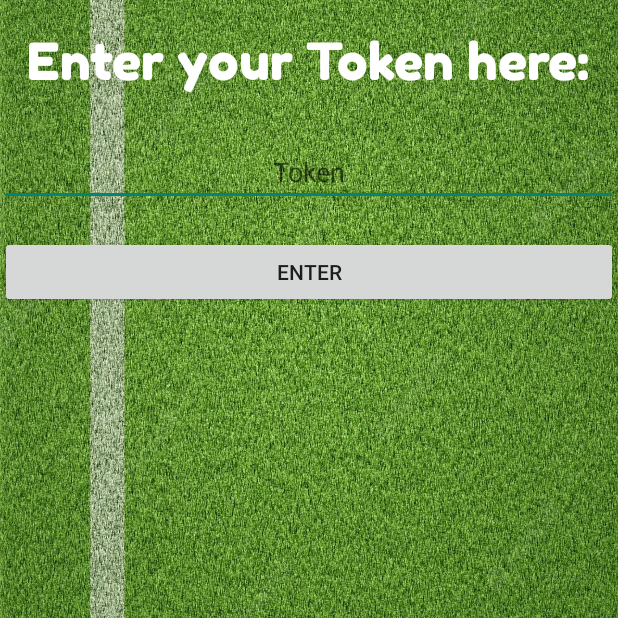
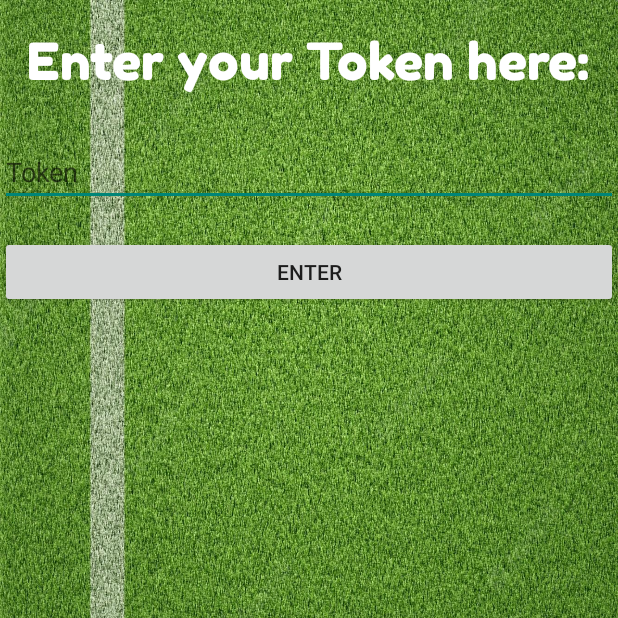
Before and after one commit to ohad1s/Champions-bet-app, an Android app: the JoinTorByToken screen opened directly, with no data from a screen before it, on a phone screen of 412 x 824 dp, the top half of it. Run offline under Robolectric (Android 15) with nearby library versions, the phone set to English and light mode, and no system bars; our stand-ins replace Firebase (no records; nobody signed in at launch, a user with empty details on screens opened directly).

Commit message:
front improve bugs

```diff
--- a/app/src/main/res/layout/activity_bet_list_view.xml
+++ b/app/src/main/res/layout/activity_bet_list_view.xml
@@ -15,8 +15,7 @@
         android:layout_height="wrap_content"
         android:id="@+id/player_bet_txt_view"
         android:gravity="center"
-        android:layout_marginTop="10dp"
-        android:layout_marginLeft="20dp"
+        android:layout_marginLeft="30dp"
         android:textSize="25dp"
         android:textColor="@color/white"
         android:fontFamily="@font/little_title"
--- a/app/src/main/res/layout/activity_game_list_view.xml
+++ b/app/src/main/res/layout/activity_game_list_view.xml
@@ -15,9 +15,8 @@
         android:id="@+id/game_txt_view"
         android:layout_width="wrap_content"
         android:layout_height="wrap_content"
-        android:layout_marginLeft="20dp"
-        android:layout_marginTop="10dp"
-        android:gravity="center"
+        android:layout_marginLeft="30dp"
+        android:gravity="center_vertical"
         android:textColor="@color/white"
         android:fontFamily="@font/little_title"
         android:text="My Text"
--- a/app/src/main/res/layout/activity_games_list_view.xml
+++ b/app/src/main/res/layout/activity_games_list_view.xml
@@ -15,5 +15,5 @@
         android:layout_marginBottom="40dp"
         android:divider="@color/black"
         android:dividerHeight="2dp"
-        android:listSelector="@color/white" />
+        android:listSelector="#5E8833" />
 </RelativeLayout>
--- a/app/src/main/res/layout/activity_join_tor_by_token.xml
+++ b/app/src/main/res/layout/activity_join_tor_by_token.xml
@@ -28,12 +28,13 @@
         android:layout_marginTop="30dp"
         android:hint="Token"
         android:textColor="@color/white"
-        android:gravity="center"
+        android:gravity="center_vertical"
         android:layout_below="@id/Join"
         />
 
     <Button
         android:id="@+id/enter_token"
+        android:textColorHint="@color/black"
         android:layout_width="match_parent"
         android:layout_height="wrap_content"
         android:layout_below="@id/your_token_here"
--- a/app/src/main/res/layout/activity_manager_main.xml
+++ b/app/src/main/res/layout/activity_manager_main.xml
@@ -52,7 +52,7 @@
         android:layout_marginTop="20dp"
         android:divider="@color/black"
         android:dividerHeight="2dp"
-        android:listSelector="@color/white"
+        android:listSelector="#FC625B"
         android:id="@+id/MyTournamentListView"
         android:layout_marginBottom="40dp" />
 
--- a/app/src/main/res/layout/activity_tournament_page.xml
+++ b/app/src/main/res/layout/activity_tournament_page.xml
@@ -44,6 +44,7 @@
         android:layout_centerHorizontal="true"
         android:layout_centerVertical="true"
         android:gravity="center"
+        android:fontFamily="@font/functions_font"
         android:textColorHint="@color/white"
         android:textColor="@color/white"
         android:hint="Home team" />
@@ -51,6 +52,7 @@
     <EditText
         android:id="@+id/wayTeam"
         android:layout_width="match_parent"
+        android:fontFamily="@font/functions_font"
         android:layout_height="wrap_content"
         android:layout_below="@id/homeTeam"
         android:layout_marginTop="10dp"
```
